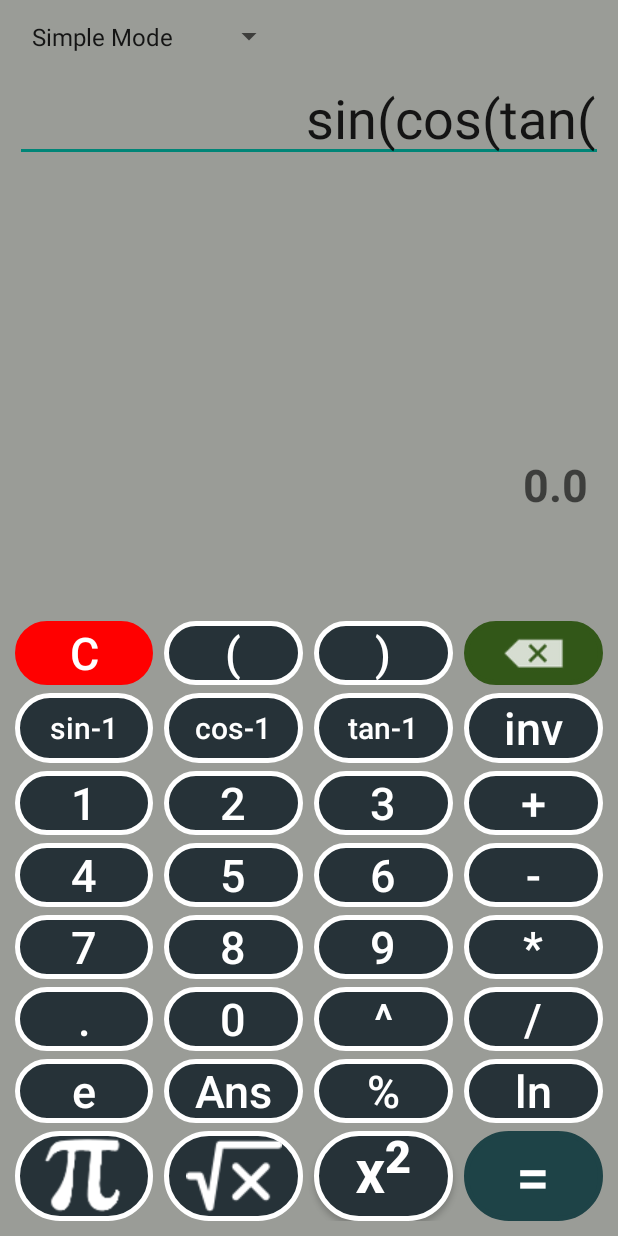
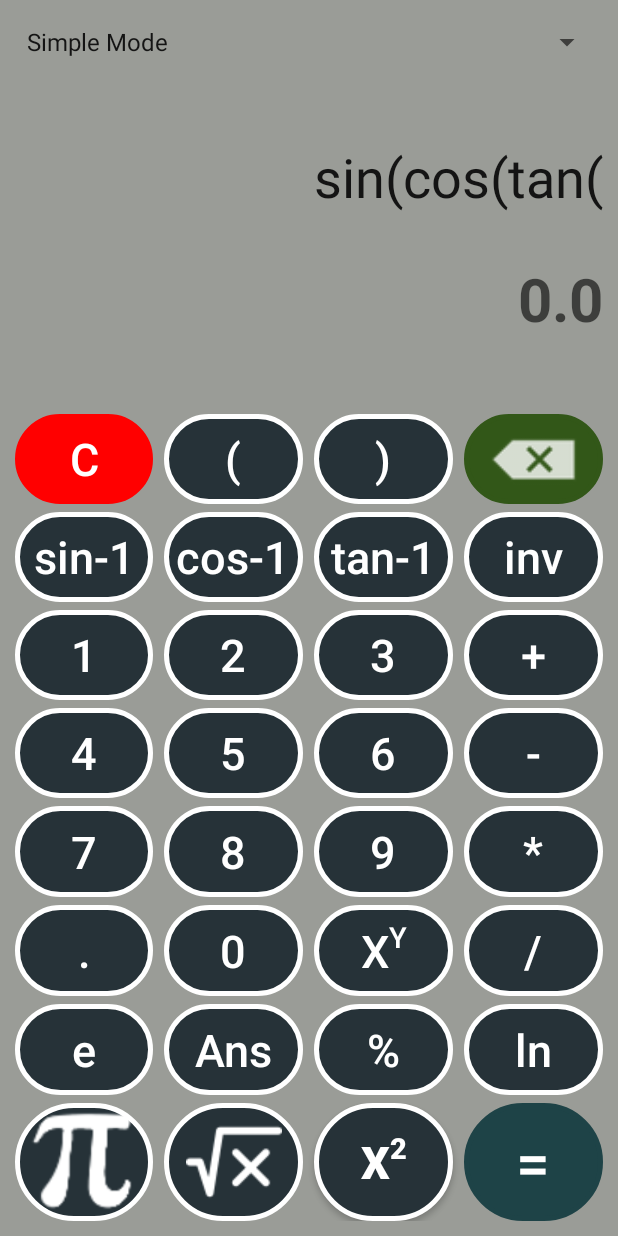
Before and after one commit to Manash-Das/Calculator, an Android app: the screen it shows after launch (MainActivity), after a tap on "inv", on a phone screen of 412 x 824 dp. Run offline under Robolectric (Android 15) with nearby library versions, the phone set to English and light mode, and no system bars; 3 other taps on this screen came first.

Commit message:
simple mode size is organised

```diff
--- a/app/src/main/java/com/manash/calculationMadeEasy/MainActivity.kt
+++ b/app/src/main/java/com/manash/calculationMadeEasy/MainActivity.kt
@@ -3,6 +3,7 @@ package com.manash.calculationMadeEasy
 import android.content.Intent
 import androidx.appcompat.app.AppCompatActivity
 import android.os.Bundle
+import android.text.Html
 import android.util.Log
 import android.view.View
 import android.widget.AdapterView
@@ -234,14 +235,13 @@ class MainActivity : AppCompatActivity() {
         }
         answerBox.text = result
     }
-    private fun inverse() {
-        if (sine.text==getString(R.string.sine)) {
-            sine.textSize = 20F
-            cosine.textSize= 20F
-            tangent.textSize = 20F
-            sine.text = getString(R.string.sineInverse)
-            cosine.text = getString(R.string.cosInverse)
-            tangent.text = getString(R.string.tanInverse)
+    private fun inverse() = if (sine.text==getString(R.string.sine)) {
+        sine.textSize = 30F
+        cosine.textSize= 30F
+        tangent.textSize = 30F
+        sine.text = Html.fromHtml("sin<sup><small><small>-1</small></small></sup>").toString()
+        cosine.text = Html.fromHtml("cos<sup><small><small>-1</small></small></sup>").toString()
+        tangent.text =Html.fromHtml("tan<sup><small><small>-1</small></small></sup>").toString()
     }
     else{
         sine.textSize = 30F
@@ -252,4 +252,3 @@ class MainActivity : AppCompatActivity() {
         tangent.text = getString(R.string.tangent)
     }
 }
-}
--- a/app/src/main/res/layout/activity_main.xml
+++ b/app/src/main/res/layout/activity_main.xml
@@ -10,18 +10,59 @@
     <TableLayout
         android:id="@+id/TableLayout"
         android:layout_width="match_parent"
-        android:layout_height="400dp"
-        android:layout_marginHorizontal="10dp"
-        android:layout_marginTop="20dp"
-        android:layout_marginBottom="10dp"
+        android:layout_height="0dp"
+        android:layout_margin="10dp"
+        app:layout_constraintTop_toTopOf="parent"
         app:layout_constraintBottom_toBottomOf="parent">
+        <LinearLayout
+            android:orientation="horizontal"
+            android:layout_width="0dp"
+            android:layout_weight="1">
+            <Spinner
+                android:id="@+id/spinner"
+                android:layout_height="match_parent"
+                android:layout_width="match_parent"
+                android:textColor="@color/white"
+                android:textSize="20sp"
+                android:textStyle="bold" />
+        </LinearLayout>
+        <LinearLayout
+            android:layout_width="0dp"
+            android:layout_weight="3"
+            android:layout_height="60dp"
+            android:orientation="horizontal">
+            <EditText
+                android:id="@+id/input_text"
+                android:layout_width="match_parent"
+                android:layout_height="match_parent"
+                android:hint="@string/input_text_display"
+                android:inputType="text|textMultiLine"
+                android:background="@color/body_color"
+                android:textSize="40sp"
+                android:scrollbars="vertical"
+                android:autofillHints="false"
+                android:gravity="bottom|end" />
+        </LinearLayout>
+        <LinearLayout
+            android:layout_weight="2"
+            android:layout_marginTop="30dp"
+            android:layout_height="30dp">
+            <TextView
+                android:id="@+id/answerBox"
+                android:layout_width="match_parent"
+                android:layout_height="match_parent"
+                android:autofillHints="true"
+                android:hint="@string/hint"
+                android:gravity="center_vertical|end"
+                android:textSize="40sp"
+                android:textStyle="bold"/>
+        </LinearLayout>
         <TableRow
             android:layout_width="match_parent"
             android:layout_marginBottom="5dp"
+            android:layout_marginTop="50dp"
             android:layout_weight="1"
             android:layout_height="0dp">
-
-
             <Button
                 android:id="@+id/clear"
                 style="@style/Widget.AppCompat.Button.Borderless"
@@ -35,8 +76,6 @@
                 android:text="@string/clear"
                 android:textColor="@color/white"
                 android:textSize="30sp"/>
-
-
             <Button
                 android:id="@+id/open_bracket"
                 style="@style/Widget.AppCompat.Button.Borderless"
@@ -307,10 +346,10 @@
                 android:id="@+id/multiply"
                 style="@style/Widget.AppCompat.Button.Borderless"
                 android:layout_width="0dp"
-                android:gravity="center"
                 android:layout_height="match_parent"
                 android:layout_weight="1"
                 android:background="@drawable/circle"
+                android:gravity="center"
                 android:text="@string/multiply"
                 android:textColor="@color/white"
                 android:textSize="30sp" />
@@ -435,7 +474,7 @@
         <TableRow
             android:layout_width="match_parent"
             android:layout_weight="1"
-            android:layout_height="0dp">
+            android:layout_height="match_parent">
             <ImageButton
                 android:id="@+id/pie"
                 android:layout_width="0dp"
@@ -493,56 +532,6 @@
 
     </TableLayout>
 
-    <Spinner
-        android:id="@+id/spinner"
-        android:layout_width="wrap_content"
-        android:layout_height="wrap_content"
-        android:layout_marginTop="10dp"
-        android:padding="3dp"
-        android:layout_margin="10dp"
-        android:textColor="@color/white"
-        android:textSize="20sp"
-        android:textStyle="bold"
-        app:layout_constraintHorizontal_bias="0.0"
-        app:layout_constraintLeft_toLeftOf="parent"
-        app:layout_constraintRight_toRightOf="parent"
-        app:layout_constraintTop_toTopOf="parent" />
 
-    <EditText
-        android:id="@+id/input_text"
-        android:layout_width="match_parent"
-        android:layout_height="wrap_content"
-        app:layout_constraintHeight_min="50dp"
-        app:layout_constraintHeight_max="120dp"
-        android:hint="@string/input_text_display"
-        android:padding="5dp"
-        android:inputType="textMultiLine"
-        android:textAlignment="textEnd"
-        android:maxLines="2"
-        android:layout_margin="10dp"
-        android:textSize="36sp"
-        android:scrollbars="vertical"
-        app:layout_constraintLeft_toLeftOf="parent"
-        app:layout_constraintRight_toRightOf="parent"
-        app:layout_constraintTop_toBottomOf="@+id/spinner"
-        android:labelFor="@id/TableLayout"
-        android:autofillHints="true" />
-    <TextView
-        android:id="@+id/answerBox"
-        android:layout_width="match_parent"
-        android:layout_height="60dp"
-        android:minHeight="30dp"
-        android:layout_marginHorizontal="10dp"
-        android:layout_marginVertical="20dp"
-        app:layout_constraintVertical_bias="0.80"
-        android:autofillHints="true"
-        android:hint="@string/hint"
-        android:padding="10dp"
-        android:textAlignment="textEnd"
-        android:textSize="30sp"
-        android:textStyle="bold"
-        app:layout_constraintBottom_toTopOf="@+id/TableLayout"
-        app:layout_constraintTop_toBottomOf="@+id/input_text"
-        tools:layout_editor_absoluteX="10dp" />
 
 </androidx.constraintlayout.widget.ConstraintLayout>
--- a/app/src/main/res/values/strings.xml
+++ b/app/src/main/res/values/strings.xml
@@ -28,22 +28,27 @@
     <string name="backspace">x</string>
     <string name="close_bracket">)</string>
     <string name="complex">complex Mode</string>
-    <string name="power">^</string>
+
+    <string name="power">x<sup><small><small>y</small></small></sup></string>
     <string name="input_text_display">0.0</string>
     <string name="simple_calculator">  simple Mode  </string>
     <string name="Error"> Syntax error</string>
+
     <string name="sine">sin</string>
     <string name="cosine">cos</string>
     <string name="tangent">tan</string>
+
     <string name="Ans">Ans</string>
     <string name="percent">%</string>
     <string name="pie">pie</string>
     <string name="imaginary">j</string>
+
     <string name="polar">pol(</string>
     <string name="rectangular_form">rect(</string>
     <string name="absolute">abs</string>
     <string name="argument">arg</string>
     <string name="conjugate">conj(</string>
+
     <string name="Modes">Mode</string>
     <string name="comma">,</string>
     <string name="complexMode">Complex Mode</string>
@@ -52,13 +57,14 @@
     <string name="Equation">Equation Solver</string>
     <string name="Solution">solve</string>
     <string name="Done">Done</string>
+
     <string name="letters">abcdefghijklmnopqrstuvwxyz</string>
-    <string name="sineInverse">sin<sup>-1</sup></string>
-    <string name="cosInverse">cos<sup>-1</sup></string>
-    <string name="tanInverse">tan<sup>-1</sup></string>
+    <string name="sineInverse">sin<sup><small><small>-1</small></small></sup></string>
+    <string name="cosInverse">cos<sup><small><small>-1</small></small></sup></string>
+    <string name="tanInverse">tan<sup><small><small>-1</small></small></sup></string>
     <string name="Inverse">inv</string>
     <string name="factorial">!</string>
-    <string name="square">x<sup>2</sup></string>
+    <string name="square">x<sup><small><small>2</small></small></sup></string>
     <string name="exponential">e</string>
     <string name="logarithm">ln</string>
     <string name="squareRoot">square root</string>
@@ -146,7 +152,6 @@
         <item>km<sup>2</sup></item>
         <item>ha</item>
         <item>yard</item>
-        <item></item>
     </string-array>
     <string-array name="temperatureOption">
         <item>Fahrenheit</item>
@@ -167,7 +172,6 @@
         <item>MeV</item>
         <item>GeV</item>
         <item>TeV</item>
-        <item></item>
     </string-array>
 
 
```
Lines whose indentation alone changed are shown as unchanged.
